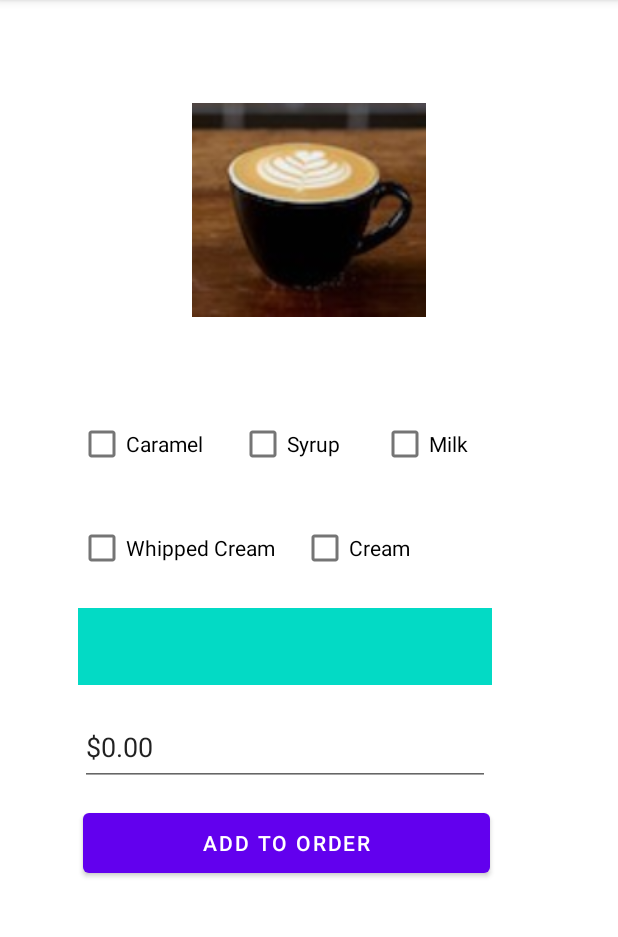
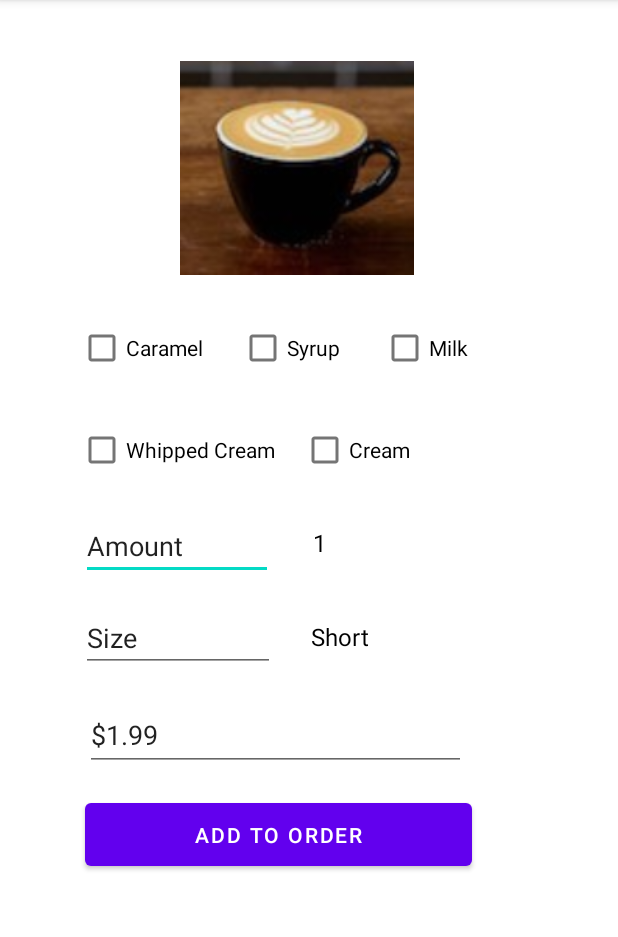
Before and after one commit to DimitriVictor/RUCaffeApp, an Android app: the CoffeeActivity screen opened directly, with no data from a screen before it, on a phone screen of 412 x 824 dp, the part 84-1021 px from its top. Run offline under Robolectric (Android 15) with nearby library versions, the phone set to English and light mode, and no system bars.

```diff
--- a/app/src/main/java/com/example/rucaffeapp/Coffee.java
+++ b/app/src/main/java/com/example/rucaffeapp/Coffee.java
@@ -138,4 +138,29 @@ public class Coffee extends MenuItem implements Customizable {
     double itemPrice() {
         return price;
     }
+
+
+    /**
+     * This function sets the number of coffees the user wants
+     * @param count sets the amount of coffees that the user wants to order.
+     */
+    public void setCount(int count){
+        this.count = count;
+    }
+
+    /**
+     * This function sets the size of the coffee ordered
+     * @param size is the size of the coffe ordered
+     */
+    public void setSize(String size){
+        this.size = size;
+    }
+
+    /**
+     * This function sets the price of the coffee ordered based on the size
+     * @param price is the numerical price of the size ordered
+     */
+    public void setPrice(double price){
+        this.price = price;
+    }
 }
--- a/app/src/main/java/com/example/rucaffeapp/CoffeeActivity.java
+++ b/app/src/main/java/com/example/rucaffeapp/CoffeeActivity.java
@@ -5,6 +5,8 @@ import androidx.appcompat.app.AppCompatActivity;
 import android.content.res.Resources;
 import android.os.Bundle;
 import android.view.View;
+import android.widget.AdapterView;
+import android.widget.ArrayAdapter;
 import android.widget.Button;
 import android.widget.CheckBox;
 import android.widget.Spinner;
@@ -13,7 +15,7 @@ import android.widget.TextView;
 
 import java.security.cert.Certificate;
 
-public class CoffeeActivity extends AppCompatActivity {
+public class CoffeeActivity extends AppCompatActivity implements AdapterView.OnItemSelectedListener {
 
     Coffee coffee = new Coffee();
 
@@ -29,6 +31,7 @@ public class CoffeeActivity extends AppCompatActivity {
     private CheckBox milkCheckbox;
     private TextView totalTextArea;
     private Spinner sizeSpinner;
+    private Spinner countSpinner;
 
     @Override
     protected void onCreate(Bundle savedInstanceState) {
@@ -43,81 +46,165 @@ public class CoffeeActivity extends AppCompatActivity {
         whippedCreamCheckbox = (CheckBox) findViewById(R.id.whippedCreamCheckBox);
         syrupCheckbox = (CheckBox) findViewById(R.id.syrupCheckBox);
         sizeSpinner = (Spinner) findViewById(R.id.sizeSpinner);
-        totalTextArea =  (TextView) findViewById(R.id.subtotalTextView);
+        countSpinner = (Spinner) findViewById(R.id.countSpinner);
+        totalTextArea = (TextView) findViewById(R.id.subtotalTextView);
 
-        creamCheckbox.setOnClickListener( new View.OnClickListener() {
+        String[] nums = new String[]{"1", "2", "3"};
+        ArrayAdapter<String> adapter = new ArrayAdapter<>(this, android.R.layout.simple_spinner_dropdown_item, nums);
+        countSpinner.setAdapter(adapter);
+        countSpinner.setOnItemSelectedListener(this);
+
+        String[] sizes = new String[]{getString(R.string.Short), getString(R.string.Tall), getString(R.string.Grande), getString(R.string.Venti)};
+        ArrayAdapter<String> adapter1 = new ArrayAdapter<>(this, android.R.layout.simple_spinner_dropdown_item, sizes);
+        sizeSpinner.setAdapter(adapter1);
+        sizeSpinner.setOnItemSelectedListener(this);
+
+        creamCheckbox.setOnClickListener(new View.OnClickListener() {
             @Override
             public void onClick(View view) {
                 selectCream(view);
             }
         });
 
+        milkCheckbox.setOnClickListener(new View.OnClickListener() {
+            @Override
+            public void onClick(View view) {
+                selectMilk(view);
+            }
+        });
+
+        whippedCreamCheckbox.setOnClickListener(new View.OnClickListener() {
+            @Override
+            public void onClick(View view) {
+                selectWhippedCream(view);
+            }
+        });
+
+        caramelCheckbox.setOnClickListener(new View.OnClickListener() {
+            @Override
+            public void onClick(View view) {
+                selectCaramel(view);
+            }
+        });
+
+        syrupCheckbox.setOnClickListener(new View.OnClickListener() {
+            @Override
+            public void onClick(View view) {
+                selectSyrup(view);
+            }
+        });
+
+        addOrderButton.setOnClickListener(new View.OnClickListener() {
+            @Override
+            public void onClick(View view) {
+                addOrderSelected(view);
+            }
+        });
     }
 
 
     public void selectCream(View view) {
         String type = getString(R.string.Cream);
-        if(creamCheckbox.isChecked()){
+        if (creamCheckbox.isChecked()) {
             addInsPrice += Constants.ADDIN_PRICE;
             coffee.add(type);
-        }else{
+        } else {
             addInsPrice -= Constants.ADDIN_PRICE;
             coffee.remove(type);
         }
-        double totalPrice = (sizePrice + addInsPrice)*count;
-        totalTextArea.setText("$" + String.format("%.2f",totalPrice));
+        double totalPrice = (sizePrice + addInsPrice) * count;
+        totalTextArea.setText("$" + String.format("%.2f", totalPrice));
     }
 
     public void selectMilk(View view) {
         String type = getString(R.string.Milk);
-        if( milkCheckbox.isSelected()){
+        if (milkCheckbox.isChecked()) {
             addInsPrice += Constants.ADDIN_PRICE;
             coffee.add(type);
-        }else{
+        } else {
             addInsPrice -= Constants.ADDIN_PRICE;
             coffee.remove(type);
         }
-        double totalPrice = (sizePrice + addInsPrice)*count;
-        totalTextArea.setText("$" + String.format("%.2f",totalPrice));
+        double totalPrice = (sizePrice + addInsPrice) * count;
+        totalTextArea.setText("$" + String.format("%.2f", totalPrice));
     }
 
     public void selectWhippedCream(View view) {
         String type = getString(R.string.WhippedCream);
-        if(whippedCreamCheckbox.isSelected()){
+        if (whippedCreamCheckbox.isChecked()) {
             addInsPrice += Constants.ADDIN_PRICE;
             coffee.add(type);
-        }else{
+        } else {
             addInsPrice -= Constants.ADDIN_PRICE;
             coffee.remove(type);
         }
-        double totalPrice = (sizePrice + addInsPrice)*count;
-        totalTextArea.setText("$" + String.format("%.2f",totalPrice));
+        double totalPrice = (sizePrice + addInsPrice) * count;
+        totalTextArea.setText("$" + String.format("%.2f", totalPrice));
     }
 
     public void selectSyrup(View view) {
         String type = getString(R.string.Syrup);
-        if(syrupCheckbox.isSelected()){
+        if (syrupCheckbox.isChecked()) {
             addInsPrice += Constants.ADDIN_PRICE;
             coffee.add(type);
-        }else{
+        } else {
             addInsPrice -= Constants.ADDIN_PRICE;
             coffee.remove(type);
         }
-        double totalPrice = (sizePrice + addInsPrice)*count;
-        totalTextArea.setText("$" + String.format("%.2f",totalPrice));
+        double totalPrice = (sizePrice + addInsPrice) * count;
+        totalTextArea.setText("$" + String.format("%.2f", totalPrice));
     }
 
     public void selectCaramel(View view) {
         String type = getString(R.string.Caramel);
-        if(caramelCheckbox.isSelected()){
+        if (caramelCheckbox.isChecked()) {
             addInsPrice += Constants.ADDIN_PRICE;
             coffee.add(type);
-        }else{
+        } else {
             addInsPrice -= Constants.ADDIN_PRICE;
             coffee.remove(type);
         }
-        double totalPrice = (sizePrice + addInsPrice)*count;
-        totalTextArea.setText("$" + String.format("%.2f",totalPrice));
+        double totalPrice = (sizePrice + addInsPrice) * count;
+        totalTextArea.setText("$" + String.format("%.2f", totalPrice));
+    }
+
+    @Override
+    public void onItemSelected(AdapterView<?> parent, View view, int position, long id) {
+
+        if (parent.getAdapter() == sizeSpinner.getAdapter()) {
+            String selected = parent.getItemAtPosition(position).toString();
+            if (selected.equals(Constants.SHORT)) {
+                sizePrice = Constants.SHORT_PRICE;
+                coffee.setSize(Constants.SHORT);
+            } else if (selected.equals(Constants.TALL)) {
+                sizePrice = Constants.TALL_PRICE;
+                coffee.setSize(Constants.TALL);
+            } else if (selected.equals(Constants.GRANDE)) {
+                sizePrice = Constants.GRANDE_PRICE;
+                coffee.setSize(Constants.GRANDE);
+            } else {
+                sizePrice = Constants.VENTE_PRICE;
+                coffee.setSize(Constants.VENTE);
+            }
+            double totalPrice = (sizePrice + addInsPrice) * count;
+            totalTextArea.setText("$" + String.format("%.2f", totalPrice));
+        }
+
+
+        if (parent.getAdapter() == countSpinner.getAdapter()) {
+
+            String text = parent.getItemAtPosition(position).toString();
+            count = (double) Integer.parseInt(text);
+            coffee.setCount((int) count);
+            double totalPrice = (sizePrice + addInsPrice) * count;
+            totalTextArea.setText("$" + String.format("%.2f", totalPrice));
+        }
+
+    }
+
+    @Override
+    public void onNothingSelected(AdapterView<?> parent) {
+
     }
 
 }
--- a/app/src/main/java/com/example/rucaffeapp/Constants.java
+++ b/app/src/main/java/com/example/rucaffeapp/Constants.java
@@ -26,13 +26,13 @@ public class Constants {
     public static final double ADDIN_PRICE = .20;
 
     //CONSTANTS FOR COFFEE SIZES
-   // public static final String SHORT = "Short";
+    public static final String SHORT = "Short";
     public static final double SHORT_PRICE = 1.99;
-   // public static final String TALL = "Tall";
+    public static final String TALL = "Tall";
     public static final double TALL_PRICE = 2.49;
-   // public static final String GRANDE = "Grande";
+    public static final String GRANDE = "Grande";
     public static final double GRANDE_PRICE = 2.99;
-   // public static final String VENTE = "Venti";
+    public static final String VENTE = "Venti";
     public static final double VENTE_PRICE = 3.49;
 
 
--- a/app/src/main/res/layout/activity_coffee.xml
+++ b/app/src/main/res/layout/activity_coffee.xml
@@ -14,9 +14,9 @@
         android:layout_marginLeft="149dp"
         android:layout_marginRight="162dp"
         android:layout_marginStart="149dp"
-        android:layout_marginTop="64dp"
+        android:layout_marginTop="36dp"
         app:layout_constraintEnd_toEndOf="parent"
-        app:layout_constraintHorizontal_bias="0.392"
+        app:layout_constraintHorizontal_bias="0.535"
         app:layout_constraintStart_toStartOf="parent"
         app:layout_constraintTop_toTopOf="parent"
         app:srcCompat="@drawable/coffee" />
@@ -27,7 +27,7 @@
         android:layout_height="wrap_content"
         android:layout_marginLeft="52dp"
         android:layout_marginStart="52dp"
-        android:layout_marginTop="56dp"
+        android:layout_marginTop="20dp"
         android:text="Caramel"
         app:layout_constraintStart_toStartOf="parent"
         app:layout_constraintTop_toBottomOf="@+id/imageView2" />
@@ -60,7 +60,7 @@
         android:id="@+id/whippedCreamCheckBox"
         android:layout_width="wrap_content"
         android:layout_height="wrap_content"
-        android:layout_marginTop="21dp"
+        android:layout_marginTop="20dp"
         android:text="Whipped Cream"
         app:layout_constraintStart_toStartOf="@+id/caramelCheckBox"
         app:layout_constraintTop_toBottomOf="@+id/caramelCheckBox" />
@@ -80,18 +80,18 @@
 
     <Spinner
         android:id="@+id/sizeSpinner"
-        android:layout_width="276dp"
+        android:layout_width="115dp"
         android:layout_height="51dp"
-        android:layout_marginTop="16dp"
-        android:background="@color/teal_200"
-        app:layout_constraintStart_toStartOf="@+id/whippedCreamCheckBox"
-        app:layout_constraintTop_toBottomOf="@+id/whippedCreamCheckBox" />
+        android:layout_marginTop="15dp"
+        android:background="@color/white"
+        app:layout_constraintEnd_toEndOf="@+id/countSpinner"
+        app:layout_constraintTop_toBottomOf="@+id/countSpinner" />
 
     <EditText
         android:id="@+id/subtotalTextView"
-        android:layout_width="273dp"
-        android:layout_height="52dp"
-        android:layout_marginTop="15dp"
+        android:layout_width="254dp"
+        android:layout_height="47dp"
+        android:layout_marginTop="16dp"
         android:clickable="false"
         android:cursorVisible="false"
         android:editable="false"
@@ -102,18 +102,56 @@
         android:longClickable="false"
         android:text="$0.00"
         app:layout_constraintEnd_toEndOf="@+id/sizeSpinner"
-        app:layout_constraintStart_toStartOf="@+id/sizeSpinner"
+        app:layout_constraintStart_toStartOf="@+id/whippedCreamCheckBox"
         app:layout_constraintTop_toBottomOf="@+id/sizeSpinner" />
 
     <Button
         android:id="@+id/addToOrderButton"
-        android:layout_width="271dp"
-        android:layout_height="52dp"
-        android:layout_marginTop="12dp"
+        android:layout_width="258dp"
+        android:layout_height="54dp"
+        android:layout_marginTop="15dp"
         android:text="Add To Order"
-        app:layout_constraintEnd_toEndOf="@+id/subtotalTextView"
-        app:layout_constraintHorizontal_bias="1.0"
         app:layout_constraintStart_toStartOf="@+id/subtotalTextView"
         app:layout_constraintTop_toBottomOf="@+id/subtotalTextView" />
 
+    <Spinner
+        android:id="@+id/countSpinner"
+        android:layout_width="114dp"
+        android:layout_height="44dp"
+        android:layout_marginTop="16dp"
+        android:background="@color/white"
+        app:layout_constraintStart_toStartOf="@+id/creamCheckBox"
+        app:layout_constraintTop_toBottomOf="@+id/creamCheckBox" />
+
+    <EditText
+        android:id="@+id/editTextTextPersonName"
+        android:layout_width="128dp"
+        android:layout_height="43dp"
+        android:layout_marginTop="19dp"
+        android:clickable="false"
+        android:ems="10"
+        android:inputType="textPersonName"
+        android:linksClickable="false"
+        android:longClickable="false"
+        android:text="Amount"
+        android:textIsSelectable="false"
+        app:layout_constraintEnd_toEndOf="@+id/whippedCreamCheckBox"
+        app:layout_constraintStart_toStartOf="@+id/whippedCreamCheckBox"
+        app:layout_constraintTop_toBottomOf="@+id/whippedCreamCheckBox" />
+
+    <EditText
+        android:id="@+id/editTextTextPersonName2"
+        android:layout_width="129dp"
+        android:layout_height="41dp"
+        android:layout_marginTop="20dp"
+        android:clickable="false"
+        android:ems="10"
+        android:inputType="textPersonName"
+        android:linksClickable="false"
+        android:longClickable="false"
+        android:text="Size"
+        android:textIsSelectable="false"
+        app:layout_constraintStart_toStartOf="@+id/editTextTextPersonName"
+        app:layout_constraintTop_toBottomOf="@+id/editTextTextPersonName" />
+
 </androidx.constraintlayout.widget.ConstraintLayout>
```
